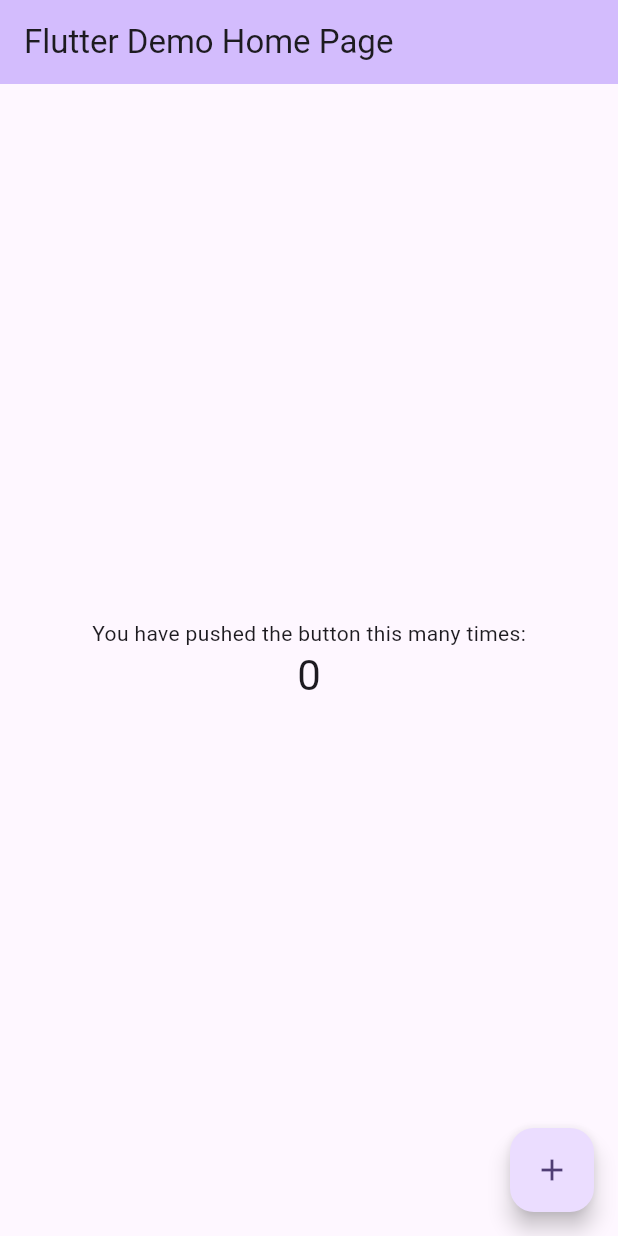
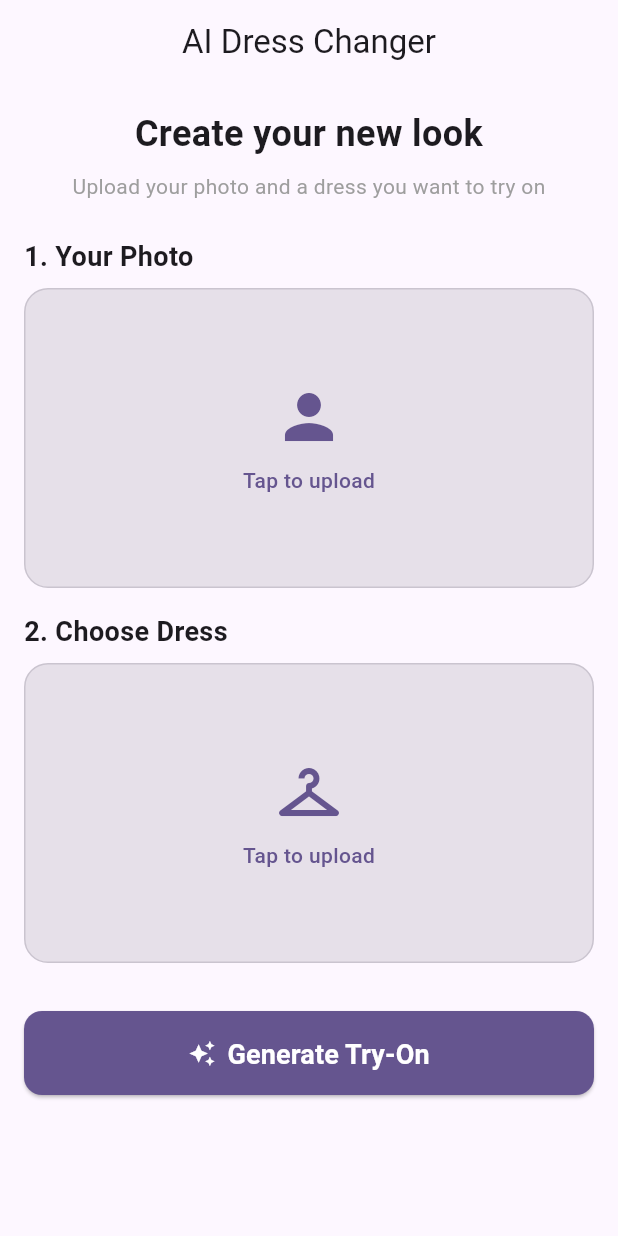
Before and after one commit to could-ai/019aa298-0ee7-759c-ba09-3cb2b289422e, a Flutter app: the screen it shows after launch, on a phone screen of 412 x 824 dp. Run offline on Flutter 3.47's test engine with Material 3 defaults, Android fonts, the phone set to English and light mode, and no system bars; our stand-ins replace image_picker.

Commit message:
Added image_picker dependency for photo selection functionality.; Replaced default counter app with a clean routing setup pointing to HomeScreen and ResultScreen. Configured a modern Material 3 theme.; Created HomeScreen with two image upload sections (User Photo and Dress Photo) and a Generate button. Implemented image picking logic using image_picker package.; Created ResultScreen to display the generated image placeholder. Includes UI for sharing, downloading, and trying another combination.

```diff
--- a/usr/lib/main.dart
+++ b/usr/lib/main.dart
@@ -1,4 +1,6 @@
 import 'package:flutter/material.dart';
+import 'screens/home_screen.dart';
+import 'screens/result_screen.dart';
 
 void main() {
   runApp(const MyApp());
@@ -7,114 +9,35 @@ void main() {
 class MyApp extends StatelessWidget {
   const MyApp({super.key});
 
-  // This widget is the root of your application.
   @override
   Widget build(BuildContext context) {
     return MaterialApp(
-      title: 'Flutter Demo',
+      title: 'AI Dress Change',
       debugShowCheckedModeBanner: false,
       theme: ThemeData(
-        // This is the theme of your application.
-        //
-        // TRY THIS: Try running your application with "flutter run". You'll see
-        // the application has a purple toolbar. Then, without quitting the app,
-        // try changing the seedColor in the colorScheme below to Colors.green
-        // and then invoke "hot reload" (save your changes or press the "hot
-        // reload" button in a Flutter-supported IDE, or press "r" if you used
-        // the command line to start the app).
-        //
-        // Notice that the counter didn't reset back to zero; the application
-        // state is not lost during the reload. To reset the state, use hot
-        // restart instead.
-        //
-        // This works for code too, not just values: Most code changes can be
-        // tested with just a hot reload.
-        colorScheme: ColorScheme.fromSeed(seedColor: Colors.deepPurple),
+        colorScheme: ColorScheme.fromSeed(
+          seedColor: const Color(0xFF6750A4),
+          brightness: Brightness.light,
+        ),
+        useMaterial3: true,
+        appBarTheme: const AppBarTheme(
+          centerTitle: true,
+          elevation: 0,
+        ),
+        elevatedButtonTheme: ElevatedButtonThemeData(
+          style: ElevatedButton.styleFrom(
+            padding: const EdgeInsets.symmetric(horizontal: 32, vertical: 16),
+            shape: RoundedRectangleBorder(
+              borderRadius: BorderRadius.circular(12),
+            ),
+          ),
+        ),
       ),
-      home: const MyHomePage(title: 'Flutter Demo Home Page'),
+      initialRoute: '/',
+      routes: {
+        '/': (context) => const HomeScreen(),
+        '/result': (context) => const ResultScreen(),
+      },
     );
   }
 }
-
-class MyHomePage extends StatefulWidget {
-  const MyHomePage({super.key, required this.title});
-
-  // This widget is the home page of your application. It is stateful, meaning
-  // that it has a State object (defined below) that contains fields that affect
-  // how it looks.
-
-  // This class is the configuration for the state. It holds the values (in this
-  // case the title) provided by the parent (in this case the App widget) and
-  // used by the build method of the State. Fields in a Widget subclass are
-  // always marked "final".
-
-  final String title;
-
-  @override
-  State<MyHomePage> createState() => _MyHomePageState();
-}
-
-class _MyHomePageState extends State<MyHomePage> {
-  int _counter = 0;
-
-  void _incrementCounter() {
-    setState(() {
-      // This call to setState tells the Flutter framework that something has
-      // changed in this State, which causes it to rerun the build method below
-      // so that the display can reflect the updated values. If we changed
-      // _counter without calling setState(), then the build method would not be
-      // called again, and so nothing would appear to happen.
-      _counter++;
-    });
-  }
-
-  @override
-  Widget build(BuildContext context) {
-    // This method is rerun every time setState is called, for instance as done
-    // by the _incrementCounter method above.
-    //
-    // The Flutter framework has been optimized to make rerunning build methods
-    // fast, so that you can just rebuild anything that needs updating rather
-    // than having to individually change instances of widgets.
-    return Scaffold(
-      appBar: AppBar(
-        // TRY THIS: Try changing the color here to a specific color (to
-        // Colors.amber, perhaps?) and trigger a hot reload to see the AppBar
-        // change color while the other colors stay the same.
-        backgroundColor: Theme.of(context).colorScheme.inversePrimary,
-        // Here we take the value from the MyHomePage object that was created by
-        // the App.build method, and use it to set our appbar title.
-        title: Text(widget.title),
-      ),
-      body: Center(
-        // Center is a layout widget. It takes a single child and positions it
-        // in the middle of the parent.
-        child: Column(
-          // Column is also a layout widget. It takes a list of children and
-          // arranges them vertically. By default, it sizes itself to fit its
-          // children horizontally, and tries to be as tall as its parent.
-          //
-          // Column has various properties to control how it sizes itself and
-          // how it positions its children. Here we use mainAxisAlignment to
-          // center the children vertically; the main axis here is the vertical
-          // axis because Columns are vertical (the cross axis would be
-          // horizontal).
-          //
-          // TRY THIS: Invoke "debug painting" (choose the "Toggle Debug Paint"
-          // action in the IDE, or press "p" in the console), to see the
-          // wireframe for each widget.
-          mainAxisAlignment: MainAxisAlignment.center,
-          children: <Widget>[
-            const Text('You have pushed the button this many times:'),
-            Text('$_counter', style: Theme.of(context).textTheme.headlineMedium),
-          ],
-        ),
-      ),
-      floatingActionButton: FloatingActionButton(
-        onPressed: _incrementCounter,
-        tooltip: 'Increment',
-        child: const Icon(Icons.add),
-      ), // This trailing comma makes auto-formatting nicer for build methods.
-    );
-  }
-}
--- /dev/null
+++ b/usr/lib/screens/home_screen.dart
@@ -0,0 +1,198 @@
+import 'dart:io';
+import 'package:flutter/foundation.dart';
+import 'package:flutter/material.dart';
+import 'package:image_picker/image_picker.dart';
+
+class HomeScreen extends StatefulWidget {
+  const HomeScreen({super.key});
+
+  @override
+  State<HomeScreen> createState() => _HomeScreenState();
+}
+
+class _HomeScreenState extends State<HomeScreen> {
+  XFile? _userImage;
+  XFile? _dressImage;
+  final ImagePicker _picker = ImagePicker();
+  bool _isGenerating = false;
+
+  Future<void> _pickImage(bool isUserPhoto) async {
+    try {
+      final XFile? image = await _picker.pickImage(source: ImageSource.gallery);
+      if (image != null) {
+        setState(() {
+          if (isUserPhoto) {
+            _userImage = image;
+          } else {
+            _dressImage = image;
+          }
+        });
+      }
+    } catch (e) {
+      ScaffoldMessenger.of(context).showSnackBar(
+        SnackBar(content: Text('Error picking image: $e')),
+      );
+    }
+  }
+
+  void _generateTryOn() async {
+    if (_userImage == null || _dressImage == null) {
+      ScaffoldMessenger.of(context).showSnackBar(
+        const SnackBar(content: Text('Please select both photos first')),
+      );
+      return;
+    }
+
+    setState(() {
+      _isGenerating = true;
+    });
+
+    // Simulate AI processing delay
+    await Future.delayed(const Duration(seconds: 2));
+
+    if (mounted) {
+      setState(() {
+        _isGenerating = false;
+      });
+      Navigator.pushNamed(context, '/result');
+    }
+  }
+
+  @override
+  Widget build(BuildContext context) {
+    return Scaffold(
+      appBar: AppBar(
+        title: const Text('AI Dress Changer'),
+      ),
+      body: SingleChildScrollView(
+        padding: const EdgeInsets.all(16.0),
+        child: Column(
+          crossAxisAlignment: CrossAxisAlignment.stretch,
+          children: [
+            const Text(
+              'Create your new look',
+              style: TextStyle(fontSize: 24, fontWeight: FontWeight.bold),
+              textAlign: TextAlign.center,
+            ),
+            const SizedBox(height: 8),
+            const Text(
+              'Upload your photo and a dress you want to try on',
+              style: TextStyle(color: Colors.grey),
+              textAlign: TextAlign.center,
+            ),
+            const SizedBox(height: 24),
+
+            // User Photo Section
+            _buildImageSection(
+              title: '1. Your Photo',
+              image: _userImage,
+              onTap: () => _pickImage(true),
+              icon: Icons.person,
+            ),
+
+            const SizedBox(height: 16),
+
+            // Dress Photo Section
+            _buildImageSection(
+              title: '2. Choose Dress',
+              image: _dressImage,
+              onTap: () => _pickImage(false),
+              icon: Icons.checkroom,
+            ),
+
+            const SizedBox(height: 32),
+
+            // Generate Button
+            SizedBox(
+              height: 56,
+              child: ElevatedButton(
+                onPressed: _isGenerating ? null : _generateTryOn,
+                style: ElevatedButton.styleFrom(
+                  backgroundColor: Theme.of(context).colorScheme.primary,
+                  foregroundColor: Colors.white,
+                ),
+                child: _isGenerating
+                    ? const CircularProgressIndicator(color: Colors.white)
+                    : const Row(
+                        mainAxisAlignment: MainAxisAlignment.center,
+                        children: [
+                          Icon(Icons.auto_awesome),
+                          SizedBox(width: 8),
+                          Text(
+                            'Generate Try-On',
+                            style: TextStyle(fontSize: 18, fontWeight: FontWeight.bold),
+                          ),
+                        ],
+                      ),
+              ),
+            ),
+          ],
+        ),
+      ),
+    );
+  }
+
+  Widget _buildImageSection({
+    required String title,
+    required XFile? image,
+    required VoidCallback onTap,
+    required IconData icon,
+  }) {
+    return Column(
+      crossAxisAlignment: CrossAxisAlignment.start,
+      children: [
+        Text(
+          title,
+          style: const TextStyle(fontSize: 18, fontWeight: FontWeight.w600),
+        ),
+        const SizedBox(height: 8),
+        InkWell(
+          onTap: onTap,
+          borderRadius: BorderRadius.circular(16),
+          child: Container(
+            height: 200,
+            width: double.infinity,
+            decoration: BoxDecoration(
+              color: Theme.of(context).colorScheme.surfaceContainerHighest,
+              borderRadius: BorderRadius.circular(16),
+              border: Border.all(
+                color: Theme.of(context).colorScheme.outlineVariant,
+              ),
+            ),
+            child: image != null
+                ? ClipRRect(
+                    borderRadius: BorderRadius.circular(16),
+                    child: kIsWeb
+                        ? Image.network(
+                            image.path,
+                            fit: BoxFit.cover,
+                          )
+                        : Image.file(
+                            File(image.path),
+                            fit: BoxFit.cover,
+                          ),
+                  )
+                : Column(
+                    mainAxisAlignment: MainAxisAlignment.center,
+                    children: [
+                      Icon(
+                        icon,
+                        size: 48,
+                        color: Theme.of(context).colorScheme.primary,
+                      ),
+                      const SizedBox(height: 8),
+                      Text(
+                        'Tap to upload',
+                        style: TextStyle(
+                          color: Theme.of(context).colorScheme.primary,
+                          fontWeight: FontWeight.w500,
+                        ),
+                      ),
+                    ],
+                  ),
+          ),
+        ),
+      ],
+    );
+  }
+}
```
Also changed, not shown: usr/lib/screens/result_screen.dart (added, +91 -0 lines), usr/pubspec.yaml (+2 -69 lines).
